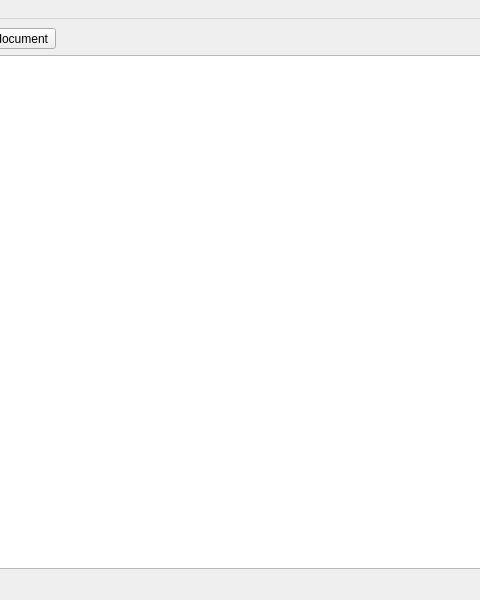
Before: the Qt Designer form sphinx_explorer/main_window.ui in pashango2/sphinx-explorer, drawn with Qt 5; both pictures show x 160 to 640 and y 0 to 600 of the 800 by 600 pixel window.
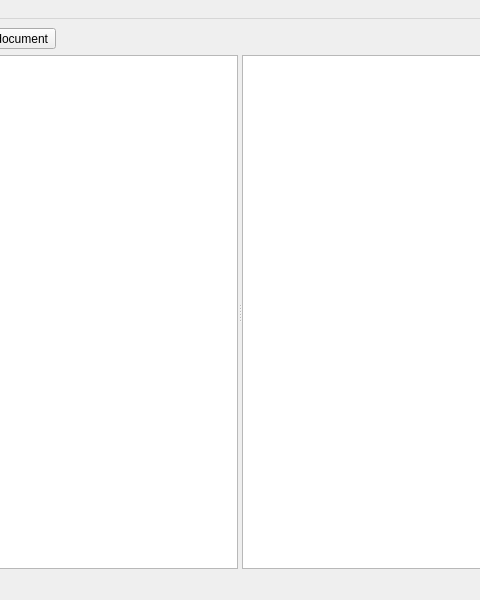
After: the same form once the commit is applied. Custom widgets are drawn as their Qt base class.

Patch:
```diff
--- a/sphinx_explorer/main_window.ui
+++ b/sphinx_explorer/main_window.ui
@@ -53,11 +53,23 @@
      </layout>
     </item>
     <item>
+     <widget class="QSplitter" name="splitter">
+      <property name="sizePolicy">
+       <sizepolicy hsizetype="Expanding" vsizetype="Expanding">
+        <horstretch>0</horstretch>
+        <verstretch>0</verstretch>
+       </sizepolicy>
+      </property>
+      <property name="orientation">
+       <enum>Qt::Horizontal</enum>
+      </property>
      <widget class="QTreeView" name="tree_view_projects">
       <property name="editTriggers">
        <set>QAbstractItemView::NoEditTriggers</set>
       </property>
      </widget>
+      <widget class="PropertyWidget" name="table_view_property"/>
+     </widget>
     </item>
    </layout>
   </widget>
@@ -97,6 +109,13 @@
    </property>
   </action>
  </widget>
+ <customwidgets>
+  <customwidget>
+   <class>PropertyWidget</class>
+   <extends>QTableView</extends>
+   <header>property_widget</header>
+  </customwidget>
+ </customwidgets>
  <resources/>
  <connections/>
 </ui>
```
Left out of the diff: 2 changed lines with no effect on the pictures. Lines whose indentation alone changed are shown as unchanged.
